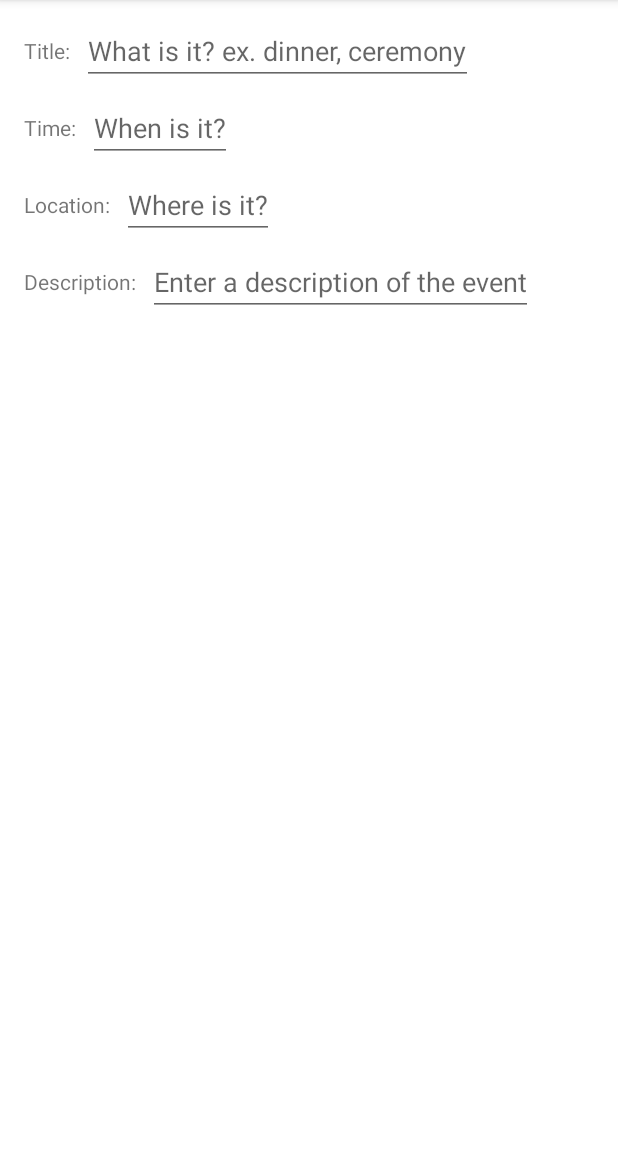
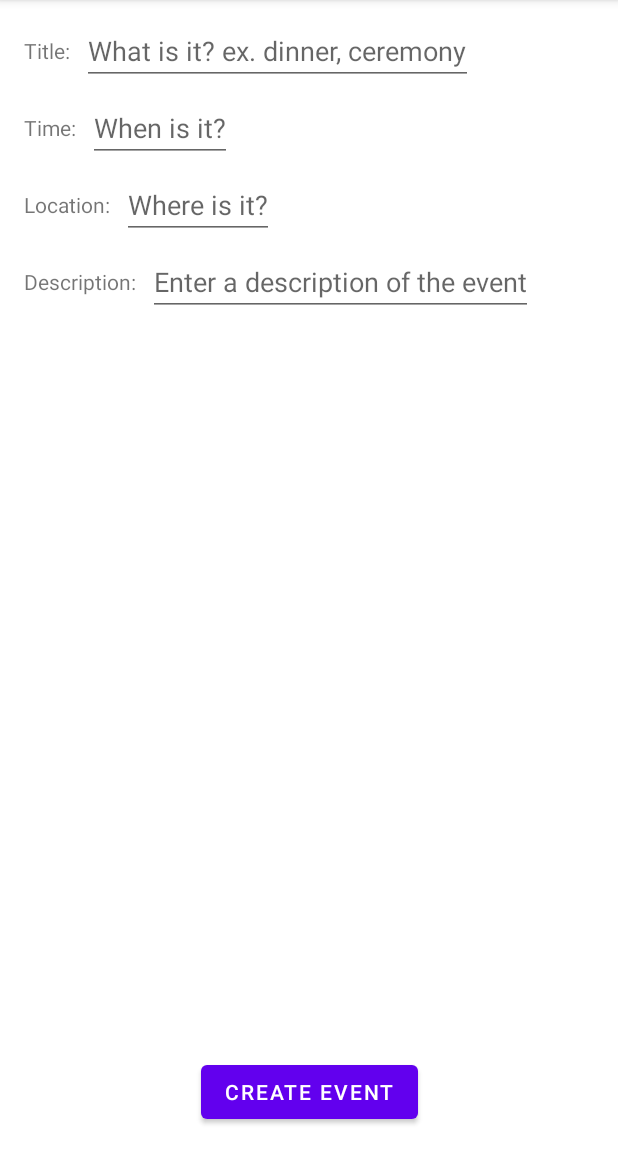
Before and after one commit to CassieJordan/WeddingApp, an Android app: the CreateEventFragment screen opened through its navigation route, on a phone screen of 412 x 824 dp, the part 84-1236 px from its top. Run offline under Robolectric (Android 15) with nearby library versions, the phone set to English and light mode, and no system bars; our stand-ins replace Room's generated code, data binding.

Commit message:
4th commit

```diff
--- a/app/build.gradle
+++ b/app/build.gradle
@@ -38,6 +38,8 @@ android {
 }
 
 dependencies {
+    implementation("androidx.room:room-runtime:2.4.3")
+    kapt("androidx.room:room-compiler:2.4.3")
     implementation("androidx.navigation:navigation-fragment-ktx:2.5.2")
     implementation("androidx.navigation:navigation-ui-ktx:2.5.2")
     implementation 'androidx.core:core-ktx:1.7.0'
--- a/app/src/main/java/com/example/android/weddingapp/createEvent/CreateEventFragment.kt
+++ b/app/src/main/java/com/example/android/weddingapp/createEvent/CreateEventFragment.kt
@@ -5,25 +5,49 @@ import androidx.fragment.app.Fragment
 import android.view.LayoutInflater
 import android.view.View
 import android.view.ViewGroup
+import android.widget.Toast
 import androidx.databinding.DataBindingUtil
+import androidx.lifecycle.ViewModelProvider
 import com.example.android.weddingapp.R
 import com.example.android.weddingapp.databinding.FragmentCreateEventBinding
+import com.example.android.weddingapp.eventList.EventDataItem
 import com.example.android.weddingapp.eventList.EventListViewModel
 
 
 class CreateEventFragment : Fragment() {
-    private lateinit var viewModel: EventListViewModel
 
     private lateinit var binding: FragmentCreateEventBinding
+
+    private lateinit var viewModel: CreateEventViewModel
 
     override fun onCreateView(
         inflater: LayoutInflater, container: ViewGroup?,
         savedInstanceState: Bundle?
     ): View? {
+        viewModel = ViewModelProvider(this).get(CreateEventViewModel::class.java)
+
         binding = DataBindingUtil.inflate(
             inflater, R.layout.fragment_create_event, container, false)
+        val event = binding.event
+        binding.saveButton.setOnClickListener{
+
+            if (validate(event)){
+                viewModel.saveEvent(event)
+                Toast.makeText(activity, "Event saved!", Toast.LENGTH_LONG).show()
+            }
+        }
 
         return binding.root
     }
 
+    private fun validate(event: EventDataItem?): Boolean {
+
+        if (event == null || event.description.isNullOrEmpty() || event.time.isNullOrEmpty() ||
+            event.title.isNullOrEmpty() || event.location.isNullOrEmpty()) {
+            Toast.makeText(activity, "Fill out all fields to create an event", Toast.LENGTH_LONG).show()
+            return false
+        }
+        return true
+    }
+
 }
--- a/app/src/main/res/layout/activity_main.xml
+++ b/app/src/main/res/layout/activity_main.xml
@@ -1,13 +1,19 @@
 <?xml version="1.0" encoding="utf-8"?>
-<fragment xmlns:android="http://schemas.android.com/apk/res/android"
+<androidx.constraintlayout.widget.ConstraintLayout
+    xmlns:android="http://schemas.android.com/apk/res/android"
     xmlns:app="http://schemas.android.com/apk/res-auto"
     xmlns:tools="http://schemas.android.com/tools"
-    android:id="@+id/nav_host_fragment"
-    android:name="androidx.navigation.fragment.NavHostFragment"
     android:layout_width="match_parent"
     android:layout_height="match_parent"
-    app:defaultNavHost="true"
-    app:navGraph="@navigation/navigation"
     tools:context=".MainActivity">
 
-</fragment>
+    <fragment
+        android:id="@+id/nav_host_fragment"
+        android:name="androidx.navigation.fragment.NavHostFragment"
+        android:layout_width="match_parent"
+        android:layout_height="match_parent"
+        app:defaultNavHost="true"
+        app:navGraph="@navigation/navigation">
+
+    </fragment>
+</androidx.constraintlayout.widget.ConstraintLayout>
--- a/app/src/main/res/layout/fragment_create_event.xml
+++ b/app/src/main/res/layout/fragment_create_event.xml
@@ -7,7 +7,7 @@
 
         <variable
             name="event"
-            type="com.example.android.weddingapp.createEvent.CreateEventViewModel" />
+            type="com.example.android.weddingapp.eventList.EventDataItem" />
     </data>
 
     <androidx.constraintlayout.widget.ConstraintLayout
@@ -32,6 +32,7 @@
             android:layout_height="wrap_content"
             android:layout_marginStart="8dp"
             android:hint="@string/enter_title"
+            android:text="@{event.title}"
             app:layout_constraintBottom_toBottomOf="@+id/titleTV"
             app:layout_constraintStart_toEndOf="@+id/titleTV"
             app:layout_constraintTop_toTopOf="@+id/titleTV" />
@@ -52,6 +53,7 @@
             android:layout_height="wrap_content"
             android:layout_marginStart="8dp"
             android:hint="@string/enter_time"
+            android:text="@{event.time}"
             app:layout_constraintBottom_toBottomOf="@+id/timeTV"
             app:layout_constraintStart_toEndOf="@+id/timeTV"
             app:layout_constraintTop_toTopOf="@+id/timeTV" />
@@ -72,6 +74,7 @@
             android:layout_height="wrap_content"
             android:layout_marginStart="8dp"
             android:hint="@string/enter_location"
+            android:text="@{event.location}"
             app:layout_constraintBottom_toBottomOf="@+id/locationTV"
             app:layout_constraintStart_toEndOf="@+id/locationTV"
             app:layout_constraintTop_toTopOf="@+id/locationTV" />
@@ -92,9 +95,20 @@
             android:layout_height="wrap_content"
             android:layout_marginStart="8dp"
             android:hint="@string/enter_description"
+            android:text="@{event.description}"
             app:layout_constraintBottom_toBottomOf="@+id/descriptionTV"
             app:layout_constraintStart_toEndOf="@+id/descriptionTV"
             app:layout_constraintTop_toTopOf="@+id/descriptionTV" />
 
+        <Button
+            android:id="@+id/saveButton"
+            android:layout_width="wrap_content"
+            android:layout_height="wrap_content"
+            android:layout_marginBottom="16dp"
+            android:text="@string/create_event"
+            app:layout_constraintBottom_toBottomOf="parent"
+            app:layout_constraintEnd_toEndOf="parent"
+            app:layout_constraintStart_toStartOf="parent" />
+
     </androidx.constraintlayout.widget.ConstraintLayout>
 </layout>
--- a/app/src/main/res/values/strings.xml
+++ b/app/src/main/res/values/strings.xml
@@ -8,4 +8,6 @@
     <string name="enter_location">Where is it?</string>
     <string name="descriptionText">Description:</string>
     <string name="enter_description">Enter a description of the event</string>
+    <string name="save">Save</string>
+    <string name="create_event">Create Event</string>
 </resources>
```
Also changed, not shown: app/src/main/java/com/example/android/weddingapp/createEvent/CreateEventViewModel.kt (+15 -10 lines).
